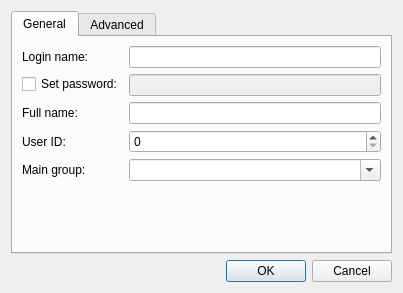
Before: the Qt Designer form lxqt-admin-user/userdialog.ui in lubuntu-team/lxqt-admin-packaging, drawn with Qt 5.
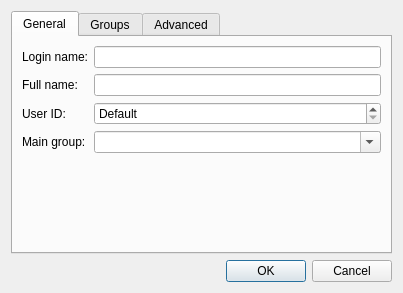
After: the same form once the commit is applied.

The edit to the form file:
```diff
--- a/lxqt-admin-user/userdialog.ui
+++ b/lxqt-admin-user/userdialog.ui
@@ -27,16 +27,6 @@
        <property name="fieldGrowthPolicy">
         <enum>QFormLayout::AllNonFixedFieldsGrow</enum>
        </property>
-       <item row="2" column="0">
-        <widget class="QLabel" name="label_3">
-         <property name="text">
-          <string>Full name:</string>
-         </property>
-        </widget>
-       </item>
-       <item row="2" column="1">
-        <widget class="QLineEdit" name="fullName"/>
-       </item>
        <item row="0" column="0">
         <widget class="QLabel" name="label">
          <property name="text">
@@ -48,44 +38,40 @@
         <widget class="QLineEdit" name="loginName"/>
        </item>
        <item row="1" column="0">
-        <widget class="QCheckBox" name="changePasswd">
+        <widget class="QLabel" name="label_3">
          <property name="text">
-          <string>Set password:</string>
+          <string>Full name:</string>
          </property>
         </widget>
        </item>
        <item row="1" column="1">
-        <widget class="QLineEdit" name="passwd">
-         <property name="enabled">
-          <bool>false</bool>
-         </property>
-         <property name="echoMode">
-          <enum>QLineEdit::Password</enum>
+        <widget class="QLineEdit" name="fullName"/>
+       </item>
+       <item row="3" column="0">
+        <widget class="QLabel" name="label_2">
+         <property name="text">
+          <string>User ID:</string>
          </property>
         </widget>
        </item>
-       <item row="4" column="1">
+       <item row="3" column="1">
         <widget class="QSpinBox" name="uid">
+         <property name="specialValueText">
+          <string>Default</string>
+         </property>
          <property name="maximum">
           <number>32768</number>
          </property>
         </widget>
        </item>
        <item row="4" column="0">
-        <widget class="QLabel" name="label_2">
-         <property name="text">
-          <string>User ID:</string>
-         </property>
-        </widget>
-       </item>
-       <item row="5" column="0">
         <widget class="QLabel" name="label_5">
          <property name="text">
           <string>Main group:</string>
          </property>
         </widget>
        </item>
-       <item row="5" column="1">
+       <item row="4" column="1">
         <widget class="QComboBox" name="mainGroup">
          <property name="editable">
           <bool>true</bool>
@@ -94,6 +80,30 @@
        </item>
       </layout>
      </widget>
+     <widget class="QWidget" name="tab_3">
+      <attribute name="title">
+       <string>Groups</string>
+      </attribute>
+      <layout class="QVBoxLayout" name="verticalLayout_2">
+       <item>
+        <widget class="QLabel" name="label_6">
+         <property name="text">
+          <string>The user belongs to the following groups:</string>
+         </property>
+        </widget>
+       </item>
+       <item>
+        <widget class="QListWidget" name="groupList">
+         <property name="sizePolicy">
+          <sizepolicy hsizetype="Expanding" vsizetype="Expanding">
+           <horstretch>0</horstretch>
+           <verstretch>1</verstretch>
+          </sizepolicy>
+         </property>
+        </widget>
+       </item>
+      </layout>
+     </widget>
      <widget class="QWidget" name="tab_2">
       <attribute name="title">
        <string>Advanced</string>
```
Left out of the diff: 16 changed lines with no effect on the pictures.
